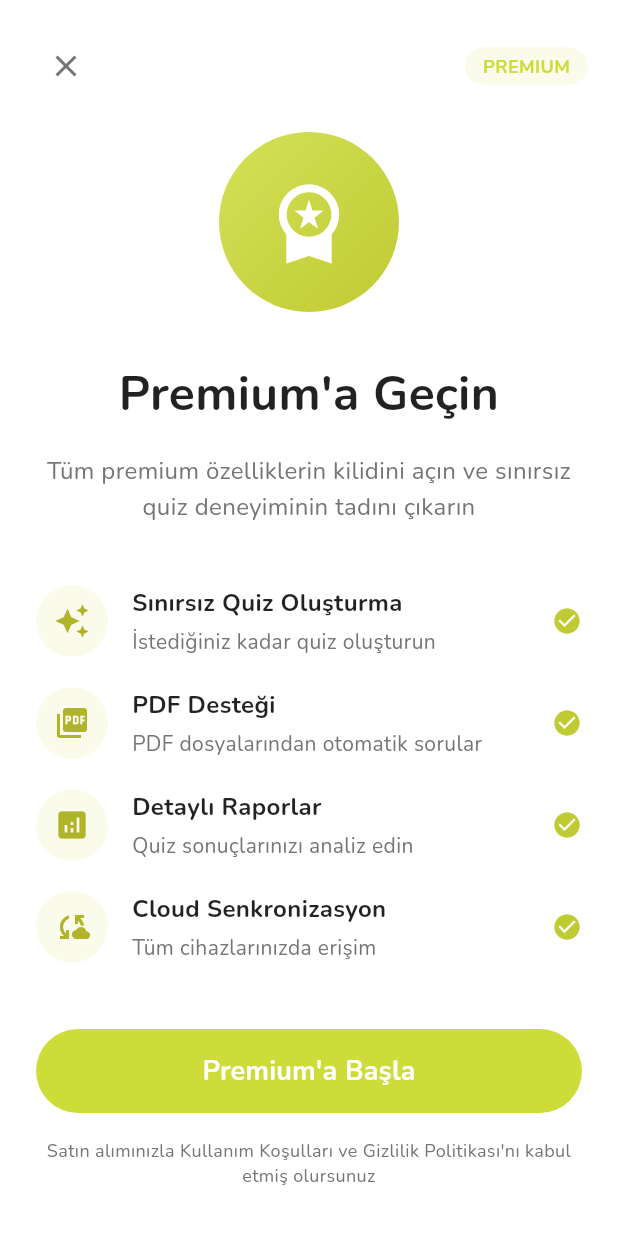
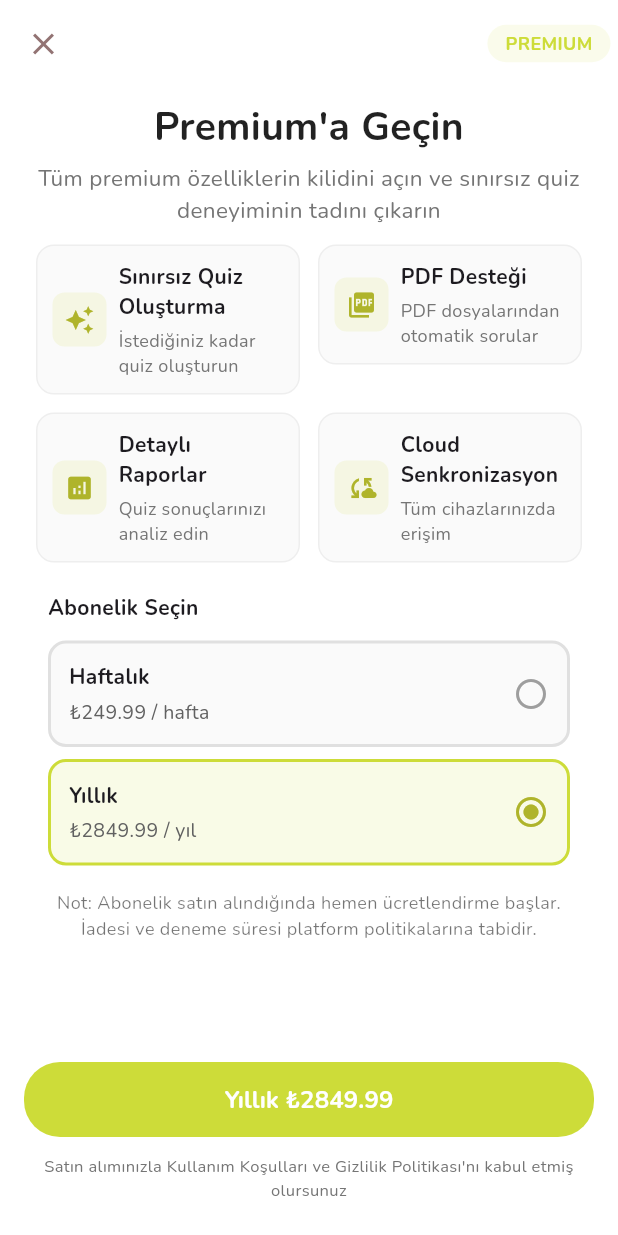
Before and after one commit to kardelenkeles/ui-quiz, a Flutter app: the PaywallScreen screen opened directly, on a phone screen of 412 x 824 dp. Run offline on Flutter 3.47's test engine with Material 3 defaults, Android fonts, the phone set to English and light mode, and no system bars; drawn by our look-alikes of keyboard_dismisser; our stand-ins replace cloud_firestore, device_info_plus, file_picker, firebase_auth, firebase_core, flashy_tab_bar2 and 4 more; missing offline and left inert: add_to_cart_animation, animated_button, flutter_pdf_text; accounts and stored records are empty; project files that could hold a hidden picture were left out.

Commit message:
feat: redesign paywall screen layout and update subscription options for improved user experience

```diff
--- a/lib/screens/onboarding/paywall_screen.dart
+++ b/lib/screens/onboarding/paywall_screen.dart
@@ -12,6 +12,10 @@ class PaywallScreen extends StatefulWidget {
 
 class _PaywallScreenState extends State<PaywallScreen> {
   bool _isLoading = false;
+
+  String _selectedPlan = 'yearly'; // 'weekly' or 'yearly'
+  final double _weeklyPrice = 249.99; // TRY
+  final double _yearlyPrice = 2849.99; // TRY
 
   final List<PremiumFeature> _features = [
     PremiumFeature(
@@ -45,7 +49,7 @@ class _PaywallScreenState extends State<PaywallScreen> {
           children: [
             // Header
             Padding(
-              padding: const EdgeInsets.all(20),
+              padding: const EdgeInsets.all(5),
               child: Row(
                 children: [
                   IconButton(
@@ -58,7 +62,10 @@ class _PaywallScreenState extends State<PaywallScreen> {
                         ),
                       );
                     },
-                    icon: Icon(Icons.close, color: Colors.grey[600]),
+                    icon: Icon(
+                      Icons.close,
+                      color: const Color.fromARGB(255, 146, 115, 115),
+                    ),
                   ),
                   const Spacer(),
                   Container(
@@ -84,125 +91,194 @@ class _PaywallScreenState extends State<PaywallScreen> {
             ),
 
             Expanded(
-              child: SingleChildScrollView(
+              // Non-scrollable single-page layout
+              child: Padding(
                 padding: const EdgeInsets.symmetric(horizontal: 24),
                 child: Column(
+                  mainAxisSize: MainAxisSize.max,
                   children: [
-                    // Main icon
-                    Container(
-                      width: 120,
-                      height: 120,
-                      decoration: BoxDecoration(
-                        gradient: LinearGradient(
-                          colors: [Colors.lime.shade400, Colors.lime.shade600],
-                          begin: Alignment.topLeft,
-                          end: Alignment.bottomRight,
-                        ),
-                        borderRadius: BorderRadius.circular(60),
-                      ),
-                      child: const Icon(
-                        Icons.workspace_premium,
-                        size: 60,
-                        color: Colors.white,
-                      ),
-                    ),
-
-                    const SizedBox(height: 32),
+                    const SizedBox(height: 8),
 
                     // Title
                     const Text(
                       "Premium'a Geçin",
                       style: TextStyle(
-                        fontSize: 32,
+                        fontSize: 26,
                         fontWeight: FontWeight.bold,
                         color: Colors.black87,
                       ),
                       textAlign: TextAlign.center,
                     ),
 
-                    const SizedBox(height: 16),
+                    const SizedBox(height: 6),
 
                     // Subtitle
                     Text(
                       "Tüm premium özelliklerin kilidini açın ve sınırsız quiz deneyiminin tadını çıkarın",
                       style: TextStyle(
-                        fontSize: 16,
+                        fontSize: 15,
                         color: Colors.grey[600],
-                        height: 1.5,
+                        height: 1.4,
                       ),
                       textAlign: TextAlign.center,
                     ),
 
-                    const SizedBox(height: 40),
+                    const SizedBox(height: 12),
 
-                    // Features list
-                    ..._features.map((feature) => _buildFeatureItem(feature)),
+                    // Features list (compact 2-column)
+                    LayoutBuilder(
+                      builder: (context, constraints) {
+                        final itemWidth = (constraints.maxWidth - 12) / 2;
+                        return Wrap(
+                          spacing: 12,
+                          runSpacing: 12,
+                          children: _features
+                              .map(
+                                (f) => SizedBox(
+                                  width: itemWidth,
+                                  child: _buildCompactFeatureItem(f),
+                                ),
+                              )
+                              .toList(),
+                        );
+                      },
+                    ),
 
-                    const SizedBox(height: 40),
-
-                    // Pricing
+                    const SizedBox(height: 12),
+                    // Pricing selection
                     Container(
                       width: double.infinity,
-                      padding: const EdgeInsets.all(24),
-                      decoration: BoxDecoration(
-                        color: Colors.grey[50],
-                        borderRadius: BorderRadius.circular(16),
-                        border: Border.all(color: Colors.lime, width: 2),
-                      ),
+                      padding: const EdgeInsets.all(8),
                       child: Column(
+                        crossAxisAlignment: CrossAxisAlignment.stretch,
                         children: [
-                          Text(
-                            "ÖZEL FIYAT",
+                          const Text(
+                            "Abonelik Seçin",
                             style: TextStyle(
-                              fontSize: 12,
+                              fontSize: 14,
                               fontWeight: FontWeight.bold,
-                              color: Colors.lime.shade700,
-                              letterSpacing: 1.2,
+                            ),
+                            textAlign: TextAlign.left,
+                          ),
+                          const SizedBox(height: 12),
+
+                          // Weekly option
+                          GestureDetector(
+                            onTap: () =>
+                                setState(() => _selectedPlan = 'weekly'),
+                            child: Container(
+                              padding: const EdgeInsets.all(12),
+                              margin: const EdgeInsets.only(bottom: 8),
+                              decoration: BoxDecoration(
+                                color: _selectedPlan == 'weekly'
+                                    ? Colors.lime.withOpacity(0.12)
+                                    : Colors.grey[50],
+                                borderRadius: BorderRadius.circular(12),
+                                border: Border.all(
+                                  color: _selectedPlan == 'weekly'
+                                      ? Colors.lime
+                                      : Colors.grey.shade300,
+                                  width: 2,
+                                ),
+                              ),
+                              child: Row(
+                                children: [
+                                  Expanded(
+                                    child: Column(
+                                      crossAxisAlignment:
+                                          CrossAxisAlignment.start,
+                                      children: [
+                                        const Text(
+                                          'Haftalık',
+                                          style: TextStyle(
+                                            fontSize: 14,
+                                            fontWeight: FontWeight.w600,
+                                          ),
+                                        ),
+                                        const SizedBox(height: 4),
+                                        Text(
+                                          '₺${_weeklyPrice.toStringAsFixed(2)} / hafta',
+                                          style: TextStyle(
+                                            fontSize: 13,
+                                            color: Colors.grey[700],
+                                          ),
+                                        ),
+                                      ],
+                                    ),
+                                  ),
+                                  Icon(
+                                    _selectedPlan == 'weekly'
+                                        ? Icons.radio_button_checked
+                                        : Icons.radio_button_off,
+                                    color: _selectedPlan == 'weekly'
+                                        ? Colors.lime.shade700
+                                        : Colors.grey,
+                                  ),
+                                ],
+                              ),
                             ),
                           ),
-                          const SizedBox(height: 8),
-                          Row(
-                            mainAxisAlignment: MainAxisAlignment.center,
-                            crossAxisAlignment: CrossAxisAlignment.baseline,
-                            textBaseline: TextBaseline.alphabetic,
-                            children: [
-                              Text(
-                                "₺299",
-                                style: TextStyle(
-                                  fontSize: 16,
-                                  color: Colors.grey[500],
-                                  decoration: TextDecoration.lineThrough,
+
+                          // Yearly option
+                          GestureDetector(
+                            onTap: () =>
+                                setState(() => _selectedPlan = 'yearly'),
+                            child: Container(
+                              padding: const EdgeInsets.all(12),
+                              margin: const EdgeInsets.only(bottom: 8),
+                              decoration: BoxDecoration(
+                                color: _selectedPlan == 'yearly'
+                                    ? Colors.lime.withOpacity(0.12)
+                                    : Colors.grey[50],
+                                borderRadius: BorderRadius.circular(12),
+                                border: Border.all(
+                                  color: _selectedPlan == 'yearly'
+                                      ? Colors.lime
+                                      : Colors.grey.shade300,
+                                  width: 2,
                                 ),
                               ),
-                              const SizedBox(width: 8),
-                              const Text(
-                                "₺99",
-                                style: TextStyle(
-                                  fontSize: 36,
-                                  fontWeight: FontWeight.bold,
-                                  color: Colors.black87,
-                                ),
+                              child: Row(
+                                children: [
+                                  Expanded(
+                                    child: Column(
+                                      crossAxisAlignment:
+                                          CrossAxisAlignment.start,
+                                      children: [
+                                        const Text(
+                                          'Yıllık',
+                                          style: TextStyle(
+                                            fontSize: 14,
+                                            fontWeight: FontWeight.w600,
+                                          ),
+                                        ),
+                                        const SizedBox(height: 4),
+                                        Text(
+                                          '₺${_yearlyPrice.toStringAsFixed(2)} / yıl',
+                                          style: TextStyle(
+                                            fontSize: 13,
+                                            color: Colors.grey[700],
+                                          ),
+                                        ),
+                                      ],
+                                    ),
+                                  ),
+                                  Icon(
+                                    _selectedPlan == 'yearly'
+                                        ? Icons.radio_button_checked
+                                        : Icons.radio_button_off,
+                                    color: _selectedPlan == 'yearly'
+                                        ? Colors.lime.shade700
+                                        : Colors.grey,
+                                  ),
+                                ],
                               ),
-                              Text(
-                                "/yıl",
-                                style: TextStyle(
-                                  fontSize: 16,
-                                  color: Colors.grey[600],
-                                ),
-                              ),
-                            ],
-                          ),
-                          const SizedBox(height: 8),
-                          Text(
-                            "Günde sadece ₺0.27",
-                            style: TextStyle(
-                              fontSize: 14,
-                              color: Colors.grey[600],
                             ),
                           ),
+
                           const SizedBox(height: 8),
                           const Text(
-                            'Not: Bu abonelikte ücretsiz deneme süresi yoktur. Abonelik satın alındığında hemen ücretlendirme başlar.',
+                            'Not: Abonelik satın alındığında hemen ücretlendirme başlar. İadesi ve deneme süresi platform politikalarına tabidir.',
                             style: TextStyle(
                               fontSize: 12,
                               color: Colors.black54,
@@ -217,54 +293,57 @@ class _PaywallScreenState extends State<PaywallScreen> {
               ),
             ),
 
-            // Bottom action area
+            // Bottom action area (compact)
             Container(
-              padding: const EdgeInsets.all(24),
+              padding: const EdgeInsets.symmetric(horizontal: 16, vertical: 16),
               child: Column(
+                mainAxisSize: MainAxisSize.min,
                 children: [
                   // Purchase button
                   SizedBox(
                     width: double.infinity,
-                    height: 56,
+                    height: 50,
                     child: ElevatedButton(
                       onPressed: _isLoading ? null : _handlePurchase,
                       style: ElevatedButton.styleFrom(
                         backgroundColor: Colors.lime,
                         foregroundColor: Colors.white,
                         shape: RoundedRectangleBorder(
-                          borderRadius: BorderRadius.circular(28),
+                          borderRadius: BorderRadius.circular(24),
                         ),
                         elevation: 0,
                       ),
                       child: _isLoading
                           ? const SizedBox(
-                              width: 24,
-                              height: 24,
+                              width: 20,
+                              height: 20,
                               child: CircularProgressIndicator(
                                 color: Colors.white,
                                 strokeWidth: 2,
                               ),
                             )
-                          : const Text(
-                              "Premium'a Başla",
-                              style: TextStyle(
-                                fontSize: 18,
+                          : Text(
+                              _selectedPlan == 'weekly'
+                                  ? "Haftalık ₺${_weeklyPrice.toStringAsFixed(2)}"
+                                  : "Yıllık ₺${_yearlyPrice.toStringAsFixed(2)}",
+                              style: const TextStyle(
+                                fontSize: 16,
                                 fontWeight: FontWeight.w600,
                               ),
                             ),
                     ),
                   ),
 
-                  const SizedBox(height: 16),
+                  const SizedBox(height: 12),
 
                   // Terms and conditions
                   Text(
                     "Satın alımınızla Kullanım Koşulları ve Gizlilik Politikası'nı kabul etmiş olursunuz",
-                    style: TextStyle(fontSize: 12, color: Colors.grey[600]),
+                    style: TextStyle(fontSize: 11, color: Colors.grey[600]),
                     textAlign: TextAlign.center,
                   ),
 
-                  const SizedBox(height: 8),
+                  const SizedBox(height: 6),
                 ],
               ),
             ),
@@ -274,21 +353,26 @@ class _PaywallScreenState extends State<PaywallScreen> {
     );
   }
 
-  Widget _buildFeatureItem(PremiumFeature feature) {
-    return Padding(
-      padding: const EdgeInsets.only(bottom: 20),
+  Widget _buildCompactFeatureItem(PremiumFeature feature) {
+    return Container(
+      padding: const EdgeInsets.symmetric(horizontal: 10, vertical: 10),
+      decoration: BoxDecoration(
+        color: Colors.grey[50],
+        borderRadius: BorderRadius.circular(12),
+        border: Border.all(color: Colors.grey.shade200),
+      ),
       child: Row(
         children: [
           Container(
-            width: 48,
-            height: 48,
+            width: 36,
+            height: 36,
             decoration: BoxDecoration(
-              color: Colors.lime.withOpacity(0.1),
-              borderRadius: BorderRadius.circular(24),
+              color: Colors.lime.withOpacity(0.12),
+              borderRadius: BorderRadius.circular(8),
             ),
-            child: Icon(feature.icon, size: 24, color: Colors.lime.shade700),
+            child: Icon(feature.icon, size: 20, color: Colors.lime.shade700),
           ),
-          const SizedBox(width: 16),
+          const SizedBox(width: 8),
           Expanded(
             child: Column(
               crossAxisAlignment: CrossAxisAlignment.start,
@@ -296,20 +380,18 @@ class _PaywallScreenState extends State<PaywallScreen> {
                 Text(
                   feature.title,
                   style: const TextStyle(
-                    fontSize: 16,
+                    fontSize: 14,
                     fontWeight: FontWeight.w600,
-                    color: Colors.black87,
                   ),
                 ),
                 const SizedBox(height: 4),
                 Text(
                   feature.description,
-                  style: TextStyle(fontSize: 14, color: Colors.grey[600]),
+                  style: TextStyle(fontSize: 12, color: Colors.grey[600]),
                 ),
               ],
             ),
           ),
-          Icon(Icons.check_circle, size: 20, color: Colors.lime.shade600),
         ],
       ),
     );
@@ -357,10 +439,6 @@ class _PaywallScreenState extends State<PaywallScreen> {
         return;
       }
 
-      // At this point user is authenticated. Proceed to purchase flow (Play Billing / App Store purchases).
-      // TODO: implement platform-specific purchase flow and server-side receipt validation if needed.
-
-      // Navigate home after purchase
       if (mounted) {
         Navigator.pushReplacement(
           context,
@@ -381,14 +459,6 @@ class _PaywallScreenState extends State<PaywallScreen> {
       }
     }
   }
-
-  void _handleDemoAccess() {
-    // Demo access için sınırlı özelliklerle devam et
-    Navigator.pushReplacement(
-      context,
-      MaterialPageRoute(builder: (context) => const CustomTabBarWidget()),
-    );
-  }
 }
 
 class PremiumFeature {
```
